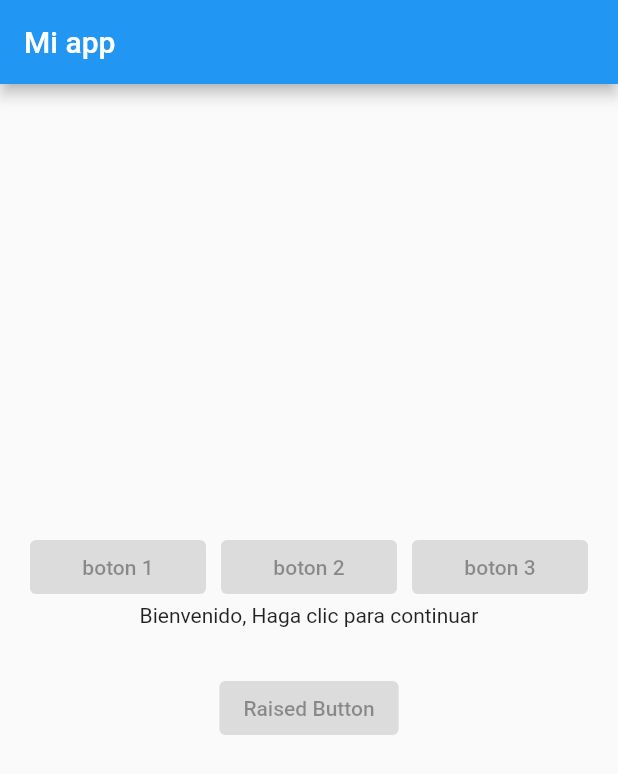
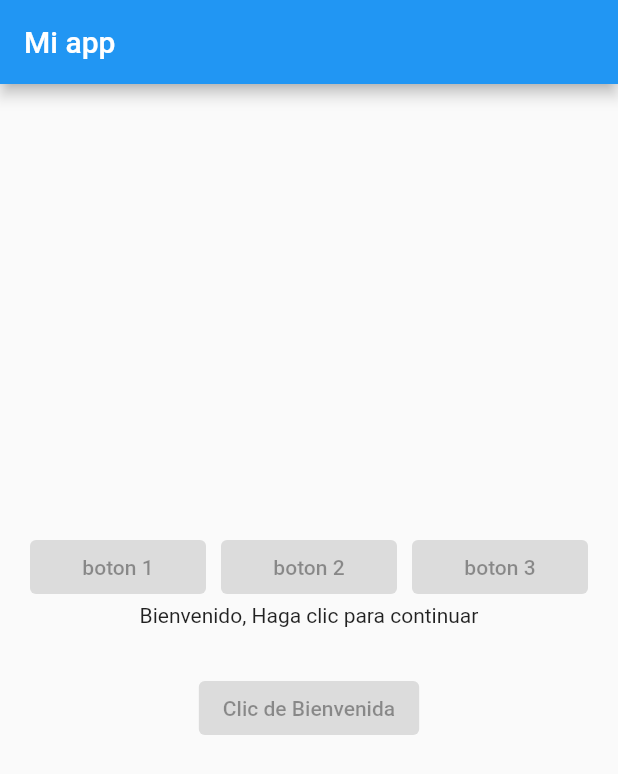
Before and after one commit to vhsanga/victor_app_flutter, a Flutter app: the screen it shows after launch, on a phone screen of 412 x 824 dp. Shown: the top 774 px of the screen. Run offline on Flutter 3.47's test engine with Material 2 defaults, Android fonts, the phone set to English and light mode, and no system bars.

Commit message:
Cambios de prueba 2

```diff
--- a/lib/main.dart
+++ b/lib/main.dart
@@ -1,6 +1,6 @@
 import 'package:flutter/material.dart';
 import 'package:victor_app_flutter/screens/home_screen.dart';
-
+//este es un comentario
 void main() {
   runApp(const MyApp());
 }
--- a/lib/screens/home_screen.dart
+++ b/lib/screens/home_screen.dart
@@ -44,7 +44,7 @@ class HomeScreen extends StatelessWidget {
               SizedBox(height: 30,),
               ElevatedButton(
                 onPressed: null,
-                child: const Text("Raised Button"),
+                child: const Text("Clic de Bienvenida"),
                 ),
               SizedBox(height: 30,)
              ],
```
